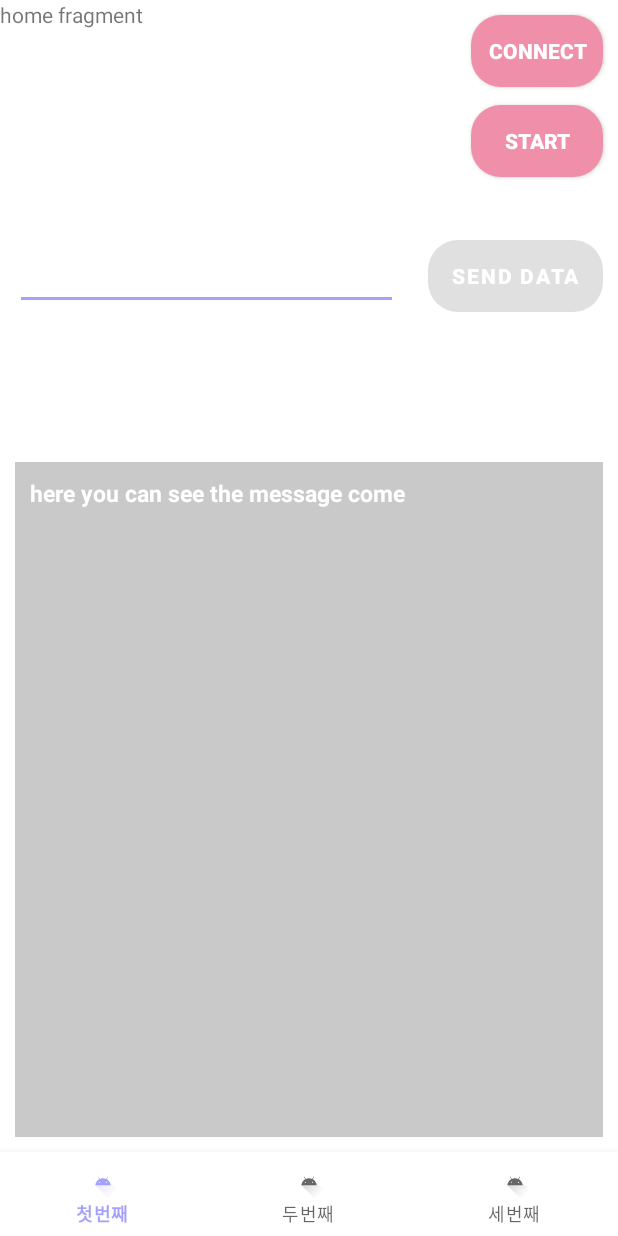
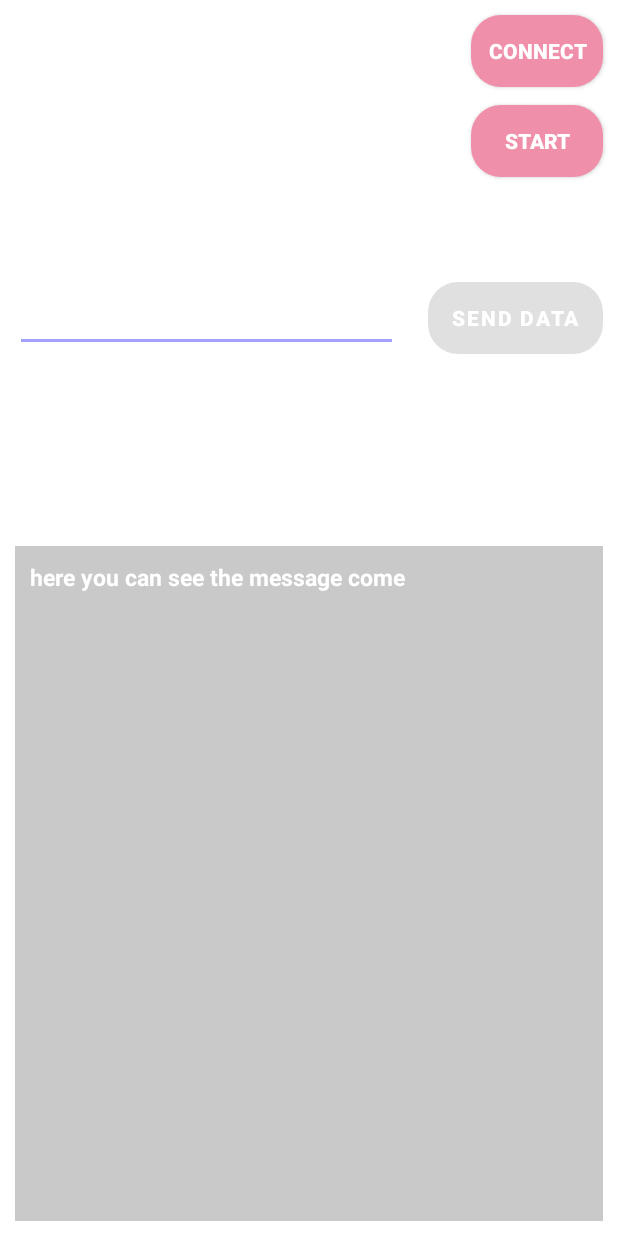
Before and after one commit to kms05021/JongP2, an Android app: the screen it shows after launch (MainActivity), on a phone screen of 412 x 824 dp. Run offline under Robolectric (Android 15) with nearby library versions, the phone set to English and light mode, and no system bars; our stand-ins replace data binding.

Commit message:
Revert "bottom navigator 추가"
This reverts commit a17a3bafaaa8ddac168124de9b90a9ffa772a12f.

```diff
--- a/Android/01AndroidBluetooth_MVVM/app/build.gradle
+++ b/Android/01AndroidBluetooth_MVVM/app/build.gradle
@@ -44,9 +44,8 @@ dependencies {
     implementation "org.jetbrains.kotlin:kotlin-stdlib:$kotlin_version"
     implementation 'androidx.core:core-ktx:1.3.2'
     implementation 'androidx.appcompat:appcompat:1.2.0'
-    implementation 'com.google.android.material:material:1.3.0'
+    implementation 'com.google.android.material:material:1.2.1'
     implementation 'androidx.constraintlayout:constraintlayout:2.0.4'
-    implementation 'androidx.legacy:legacy-support-v4:1.0.0'
     testImplementation 'junit:junit:4.+'
     androidTestImplementation 'androidx.test.ext:junit:1.1.2'
     androidTestImplementation 'androidx.test.espresso:espresso-core:3.3.0'
--- a/Android/01AndroidBluetooth_MVVM/app/src/main/java/com/lilly/bluetoothclassic/fragment/HomeFragment.kt
+++ /dev/null
@@ -1,60 +0,0 @@
-package com.lilly.bluetoothclassic.fragment
-
-import android.os.Bundle
-import androidx.fragment.app.Fragment
-import android.view.LayoutInflater
-import android.view.View
-import android.view.ViewGroup
-import com.lilly.bluetoothclassic.R
-
-// TODO: Rename parameter arguments, choose names that match
-// the fragment initialization parameters, e.g. ARG_ITEM_NUMBER
-private const val ARG_PARAM1 = "param1"
-private const val ARG_PARAM2 = "param2"
-
-/**
- * A simple [Fragment] subclass.
- * Use the [HomeFragment.newInstance] factory method to
- * create an instance of this fragment.
- */
-class HomeFragment : Fragment() {
-    // TODO: Rename and change types of parameters
-    private var param1: String? = null
-    private var param2: String? = null
-
-    override fun onCreate(savedInstanceState: Bundle?) {
-        super.onCreate(savedInstanceState)
-        arguments?.let {
-            param1 = it.getString(ARG_PARAM1)
-            param2 = it.getString(ARG_PARAM2)
-        }
-    }
-
-    override fun onCreateView(
-        inflater: LayoutInflater, container: ViewGroup?,
-        savedInstanceState: Bundle?
-    ): View? {
-        // Inflate the layout for this fragment
-        return inflater.inflate(R.layout.fragment_home, container, false)
-    }
-
-    companion object {
-        /**
-         * Use this factory method to create a new instance of
-         * this fragment using the provided parameters.
-         *
-         * @param param1 Parameter 1.
-         * @param param2 Parameter 2.
-         * @return A new instance of fragment HomeFragment.
-         */
-        // TODO: Rename and change types and number of parameters
-        @JvmStatic
-        fun newInstance(param1: String, param2: String) =
-            HomeFragment().apply {
-                arguments = Bundle().apply {
-                    putString(ARG_PARAM1, param1)
-                    putString(ARG_PARAM2, param2)
-                }
-            }
-    }
-}
--- a/Android/01AndroidBluetooth_MVVM/app/src/main/java/com/lilly/bluetoothclassic/ui/MainActivity.kt
+++ b/Android/01AndroidBluetooth_MVVM/app/src/main/java/com/lilly/bluetoothclassic/ui/MainActivity.kt
@@ -13,12 +13,8 @@ import androidx.activity.result.contract.ActivityResultContracts
 import androidx.appcompat.app.AppCompatActivity
 import androidx.core.app.ActivityCompat
 import androidx.databinding.DataBindingUtil
-import com.google.android.material.bottomnavigation.BottomNavigationView
 import com.lilly.bluetoothclassic.R
 import com.lilly.bluetoothclassic.databinding.ActivityMainBinding
-import com.lilly.bluetoothclassic.fragment.ChartFragment
-import com.lilly.bluetoothclassic.fragment.HomeFragment
-import com.lilly.bluetoothclassic.fragment.SettingFragment
 import com.lilly.bluetoothclassic.util.*
 import com.lilly.bluetoothclassic.viewmodel.MainViewModel
 import kotlinx.android.synthetic.main.activity_main.*
@@ -43,32 +39,6 @@ class MainActivity : AppCompatActivity() {
         }
 
         initObserving()
-
-        // 하단 탭이 눌렸을 때 화면을 전환하기 위해선 이벤트 처리하기 위해 BottomNavigationView 객체 생성
-        var bnv_main = findViewById(R.id.bnv_main) as BottomNavigationView
-
-        // OnNavigationItemSelectedListener를 통해 탭 아이템 선택 시 이벤트를 처리
-        // navi_menu.xml 에서 설정했던 각 아이템들의 id를 통해 알맞은 프래그먼트로 변경하게 한다.
-        bnv_main.run { setOnNavigationItemSelectedListener {
-            when(it.itemId) {
-                R.id.first -> {
-                    // 다른 프래그먼트 화면으로 이동하는 기능
-                    val homeFragment = HomeFragment()
-                    supportFragmentManager.beginTransaction().replace(R.id.fl_container, homeFragment).commit()
-                }
-                R.id.second -> {
-                    val chartFragment = ChartFragment()
-                    supportFragmentManager.beginTransaction().replace(R.id.fl_container, chartFragment).commit()
-                }
-                R.id.third -> {
-                    val settingFragment = SettingFragment()
-                    supportFragmentManager.beginTransaction().replace(R.id.fl_container, settingFragment).commit()
-                }
-            }
-            true
-        }
-            selectedItemId = R.id.first
-        }
 
     }
 
--- a/Android/01AndroidBluetooth_MVVM/app/src/main/res/layout/activity_main.xml
+++ b/Android/01AndroidBluetooth_MVVM/app/src/main/res/layout/activity_main.xml
@@ -1,6 +1,5 @@
 <?xml version="1.0" encoding="utf-8"?>
-<layout xmlns:android="http://schemas.android.com/apk/res/android"
-    xmlns:app="http://schemas.android.com/apk/res-auto">
+<layout xmlns:android="http://schemas.android.com/apk/res/android">
 
     <data>
 
@@ -11,18 +10,9 @@
             type="com.lilly.bluetoothclassic.viewmodel.MainViewModel" />
     </data>
 
-    <androidx.constraintlayout.widget.ConstraintLayout
+    <FrameLayout
         android:layout_width="match_parent"
         android:layout_height="match_parent">
-
-        <FrameLayout
-            android:layout_width="0dp"
-            android:layout_height="0dp"
-            android:id="@+id/fl_container"
-            app:layout_constraintTop_toTopOf="parent"
-            app:layout_constraintBottom_toTopOf="@+id/bnv_main"
-            app:layout_constraintLeft_toLeftOf="parent"
-            app:layout_constraintRight_toRightOf="parent">
 
         <androidx.appcompat.widget.AppCompatButton
             android:paddingStart="10dp"
@@ -123,11 +113,4 @@
                 android:text="@{viewModel.txtProgress}"/>
         </LinearLayout>
     </FrameLayout>
-
-        <com.google.android.material.bottomnavigation.BottomNavigationView android:layout_width="0dp"
-            android:layout_height="?attr/actionBarSize" android:id="@+id/bnv_main" android:background="#FFFFFF"
-            app:menu="@menu/navi_menu" app:layout_constraintBottom_toBottomOf="parent"
-            app:layout_constraintLeft_toLeftOf="parent" app:layout_constraintRight_toRightOf="parent"/>
-
-    </androidx.constraintlayout.widget.ConstraintLayout>
 </layout>
--- a/Android/01AndroidBluetooth_MVVM/app/src/main/res/layout/fragment_home.xml
+++ /dev/null
@@ -1,14 +0,0 @@
-<?xml version="1.0" encoding="utf-8"?>
-<FrameLayout xmlns:android="http://schemas.android.com/apk/res/android"
-    xmlns:tools="http://schemas.android.com/tools"
-    android:layout_width="match_parent"
-    android:layout_height="match_parent"
-    tools:context=".fragment.HomeFragment">
-
-    <!-- TODO: Update blank fragment layout -->
-    <TextView
-        android:layout_width="match_parent"
-        android:layout_height="match_parent"
-        android:text="home fragment" />
-
-</FrameLayout>
--- a/Android/01AndroidBluetooth_MVVM/app/src/main/res/menu/navi_menu.xml
+++ /dev/null
@@ -1,10 +0,0 @@
-<?xml version="1.0" encoding="utf-8"?>
-<menu xmlns:android="http://schemas.android.com/apk/res/android"
-    xmlns:app="http://schemas.android.com/apk/res-auto">
-    <item android:id="@+id/first" app:showAsAction="ifRoom" android:enabled="true"
-        android:icon="@drawable/ic_launcher_foreground" android:title="첫번째" />
-    <item android:id="@+id/second" app:showAsAction="ifRoom"
-        android:icon="@drawable/ic_launcher_foreground" android:title="두번째" />
-    <item android:id="@+id/third" app:showAsAction="ifRoom"
-        android:enabled="true" android:icon="@drawable/ic_launcher_foreground" android:title="세번째" />
-</menu>
--- a/Android/01AndroidBluetooth_MVVM/app/src/main/res/values/strings.xml
+++ b/Android/01AndroidBluetooth_MVVM/app/src/main/res/values/strings.xml
@@ -4,6 +4,4 @@
     <string name="disconnect">disconnect</string>
     <string name="stop">stop</string>
     <string name="start">start</string>
-    <!-- TODO: Remove or change this placeholder text -->
-    <string name="hello_blank_fragment">Hello blank fragment</string>
 </resources>
```
Also changed, not shown: Android/01AndroidBluetooth_MVVM/app/src/main/java/com/lilly/bluetoothclassic/fragment/ChartFragment.kt (deleted, +0 -60 lines), Android/01AndroidBluetooth_MVVM/app/src/main/java/com/lilly/bluetoothclassic/fragment/SettingFragment.kt (deleted, +0 -60 lines), Android/01AndroidBluetooth_MVVM/app/src/main/res/layout/fragment_chart.xml (deleted, +0 -14 lines), Android/01AndroidBluetooth_MVVM/app/src/main/res/layout/fragment_setting.xml (deleted, +0 -14 lines). Lines whose indentation alone changed are shown as unchanged.
